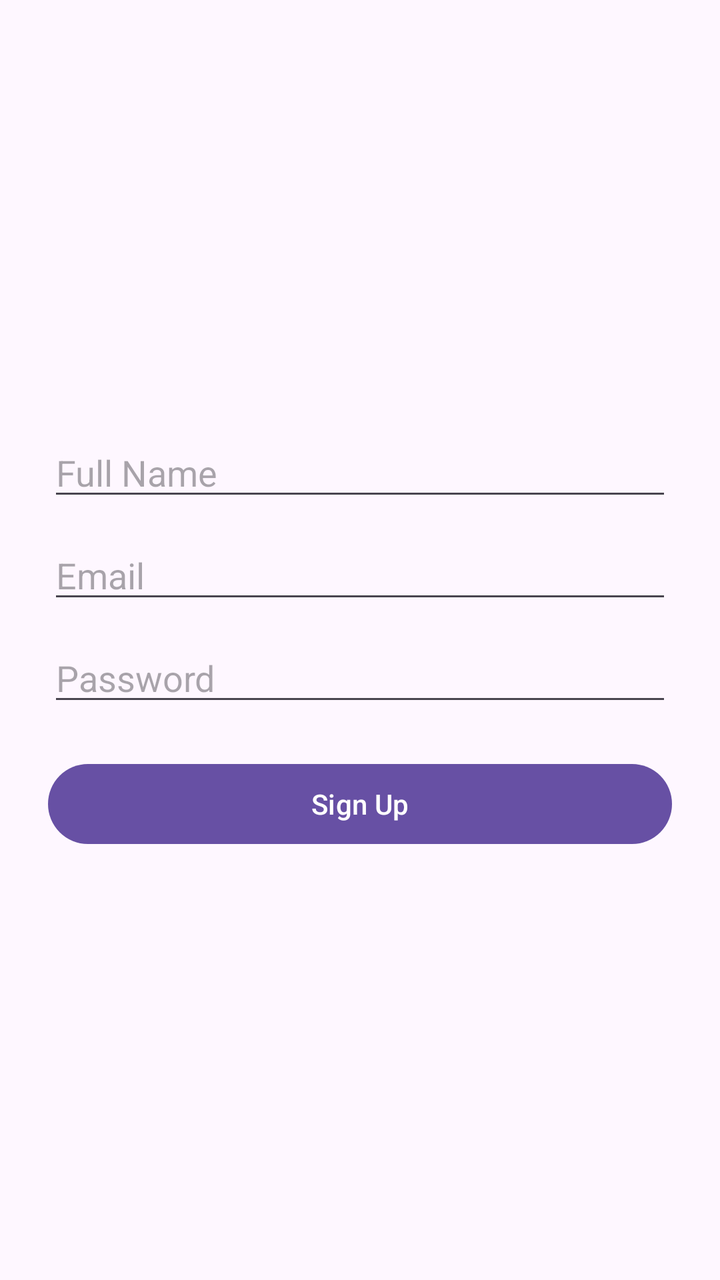
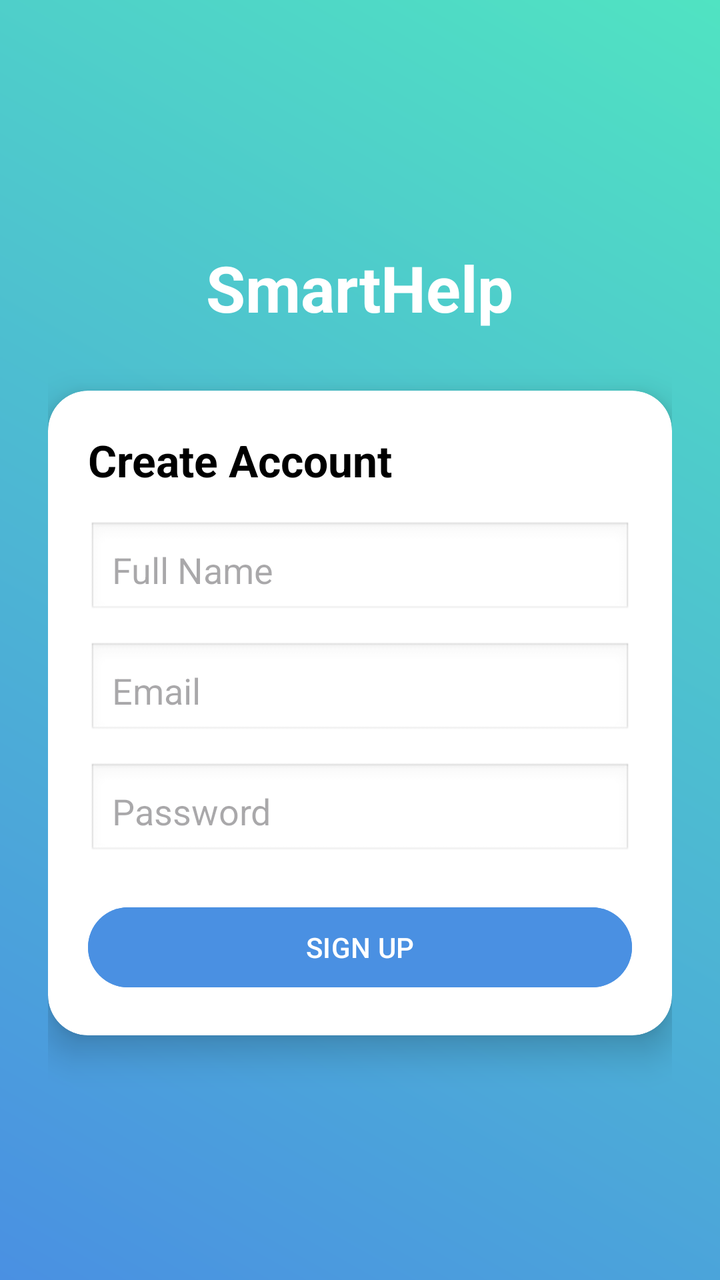

Compare the two renders of this Android layout. The source of the first and the diff that turns it into the second are given below.
<!-- AndroidManifest.xml: application theme Theme.SmartHelpApp -->
<!-- res/layout/activity_signup.xml -->
<?xml version="1.0" encoding="utf-8"?>
<LinearLayout xmlns:android="http://schemas.android.com/apk/res/android"
    android:layout_width="match_parent"
    android:layout_height="match_parent"
    android:gravity="center"
    android:padding="24dp"
    android:orientation="vertical">

    <EditText
        android:id="@+id/name"
        android:hint="Full Name"
        android:layout_width="match_parent"
        android:layout_height="wrap_content"/>

    <EditText
        android:id="@+id/email"
        android:hint="Email"
        android:layout_width="match_parent"
        android:layout_height="wrap_content"
        android:layout_marginTop="10dp"/>

    <EditText
        android:id="@+id/password"
        android:hint="Password"
        android:inputType="textPassword"
        android:layout_width="match_parent"
        android:layout_height="wrap_content"
        android:layout_marginTop="10dp"/>

    <Button
        android:id="@+id/signupBtn"
        android:text="Sign Up"
        android:layout_width="match_parent"
        android:layout_height="wrap_content"
        android:layout_marginTop="20dp"/>
</LinearLayout>
<!-- resources referenced by this layout -->
<resources>
  <style name="Theme.SmartHelpApp" parent="Base.Theme.SmartHelpApp" />
  <style name="Base.Theme.SmartHelpApp" parent="Theme.Material3.DayNight.NoActionBar">
          
          
      </style>
</resources>

<!-- the commit's change to res/layout/activity_signup.xml (unified diff, before → after) -->
@@ -1,36 +1,88 @@
 <?xml version="1.0" encoding="utf-8"?>
 <LinearLayout xmlns:android="http://schemas.android.com/apk/res/android"
+    xmlns:app="http://schemas.android.com/apk/res-auto"
     android:layout_width="match_parent"
     android:layout_height="match_parent"
+    android:orientation="vertical"
+    android:background="@drawable/bg_login_gradient"
     android:gravity="center"
-    android:padding="24dp"
-    android:orientation="vertical">
+    android:padding="24dp">
 
-    <EditText
-        android:id="@+id/name"
-        android:hint="Full Name"
-        android:layout_width="match_parent"
-        android:layout_height="wrap_content"/>
+    
+    <TextView
+        android:layout_width="wrap_content"
+        android:layout_height="wrap_content"
+        android:text="SmartHelp"
+        android:textSize="32sp"
+        android:textStyle="bold"
+        android:textColor="#FFFFFF"
+        android:layout_marginBottom="30dp"/>
 
-    <EditText
-        android:id="@+id/email"
-        android:hint="Email"
+    
+    <androidx.cardview.widget.CardView
         android:layout_width="match_parent"
         android:layout_height="wrap_content"
-        android:layout_marginTop="10dp"/>
+        app:cardCornerRadius="20dp"
+        app:cardElevation="10dp">
 
-    <EditText
-        android:id="@+id/password"
-        android:hint="Password"
-        android:inputType="textPassword"
-        android:layout_width="match_parent"
-        android:layout_height="wrap_content"
-        android:layout_marginTop="10dp"/>
+        <LinearLayout
+            android:layout_width="match_parent"
+            android:layout_height="wrap_content"
+            android:orientation="vertical"
+            android:padding="20dp">
 
-    <Button
-        android:id="@+id/signupBtn"
-        android:text="Sign Up"
-        android:layout_width="match_parent"
-        android:layout_height="wrap_content"
-        android:layout_marginTop="20dp"/>
+            
+            <TextView
+                android:layout_width="wrap_content"
+                android:layout_height="wrap_content"
+                android:text="Create Account"
+                android:textSize="22sp"
+                android:textStyle="bold"
+                android:textColor="#000000"
+                android:layout_marginBottom="16dp"/>
+
+            
+            <EditText
+                android:id="@+id/name"
+                android:layout_width="match_parent"
+                android:layout_height="wrap_content"
+                android:hint="Full Name"
+                android:padding="12dp"
+                android:background="@android:drawable/edit_text"
+                android:layout_marginBottom="12dp"/>
+
+            
+            <EditText
+                android:id="@+id/email"
+                android:layout_width="match_parent"
+                android:layout_height="wrap_content"
+                android:hint="Email"
+                android:padding="12dp"
+                android:background="@android:drawable/edit_text"
+                android:layout_marginBottom="12dp"/>
+
+            
+            <EditText
+                android:id="@+id/password"
+                android:layout_width="match_parent"
+                android:layout_height="wrap_content"
+                android:hint="Password"
+                android:inputType="textPassword"
+                android:padding="12dp"
+                android:background="@android:drawable/edit_text"
+                android:layout_marginBottom="20dp"/>
+
+            
+            <Button
+                android:id="@+id/signupBtn"
+                android:layout_width="match_parent"
+                android:layout_height="wrap_content"
+                android:text="SIGN UP"
+                android:textColor="#FFFFFF"
+                android:backgroundTint="#4A90E2"/>
+
+        </LinearLayout>
+
+    </androidx.cardview.widget.CardView>
+
 </LinearLayout>
<!-- resource entries referenced after the edit -->
@@ -1,5 +1,12 @@
 <!-- resources referenced by this layout -->
 <resources>
+  <!-- drawable bg_login_gradient (drawable) -->
+  <shape xmlns:android="http://schemas.android.com/apk/res/android">
+      <gradient
+          android:startColor="#4A90E2"
+          android:endColor="#50E3C2"
+          android:angle="45"/>
+  </shape>
   <style name="Theme.SmartHelpApp" parent="Base.Theme.SmartHelpApp" />
   <style name="Base.Theme.SmartHelpApp" parent="Theme.Material3.DayNight.NoActionBar">
           
